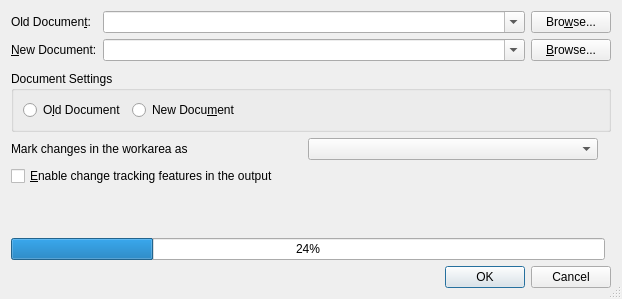
This is src/frontends/qt/ui/CompareUi.ui in cburschka/lyx as Qt 5 draws it before an edit. The edited form follows.
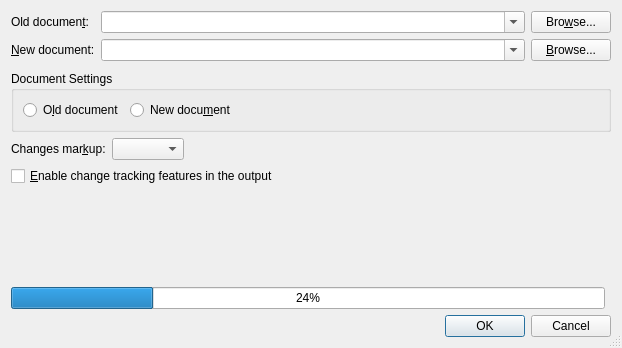
This is the edited form.

Commit message: Some string fixes in compare UI

```diff
--- a/src/frontends/qt/ui/CompareUi.ui
+++ b/src/frontends/qt/ui/CompareUi.ui
@@ -7,7 +7,7 @@
     <x>0</x>
     <y>0</y>
     <width>622</width>
-    <height>299</height>
+    <height>348</height>
    </rect>
   </property>
   <property name="windowTitle">
@@ -66,14 +66,14 @@
         <item>
          <widget class="QRadioButton" name="oldSettingsRB">
           <property name="text">
-           <string>O&amp;ld Document</string>
+           <string>O&amp;ld document</string>
           </property>
          </widget>
         </item>
         <item>
          <widget class="QRadioButton" name="newSettingsRB">
           <property name="text">
-           <string>New Docu&amp;ment</string>
+           <string>New docu&amp;ment</string>
           </property>
          </widget>
         </item>
@@ -126,7 +126,7 @@
      <item row="0" column="0">
       <widget class="QLabel" name="oldFileLA">
        <property name="text">
-        <string>Old Documen&amp;t:</string>
+        <string>Old documen&amp;t:</string>
        </property>
        <property name="buddy">
         <cstring>oldFileCB</cstring>
@@ -162,7 +162,7 @@
      <item row="1" column="0">
       <widget class="QLabel" name="newFileLA">
        <property name="text">
-        <string>&amp;New Document:</string>
+        <string>&amp;New document:</string>
        </property>
        <property name="buddy">
         <cstring>newFileCB</cstring>
@@ -224,7 +224,10 @@
      <item>
       <widget class="QLabel" name="label">
        <property name="text">
-        <string>Mark changes in the workarea as </string>
+        <string>Changes mar&amp;kup:</string>
+       </property>
+       <property name="buddy">
+        <cstring>authorCO</cstring>
        </property>
       </widget>
      </item>
@@ -236,6 +239,12 @@
        <property name="orientation">
         <enum>Qt::Horizontal</enum>
        </property>
+       <property name="sizeHint" stdset="0">
+        <size>
+         <width>0</width>
+         <height>0</height>
+        </size>
+       </property>
       </spacer>
      </item>
     </layout>
```
Left out of the diff: 11 changed lines with no effect on the pictures.
